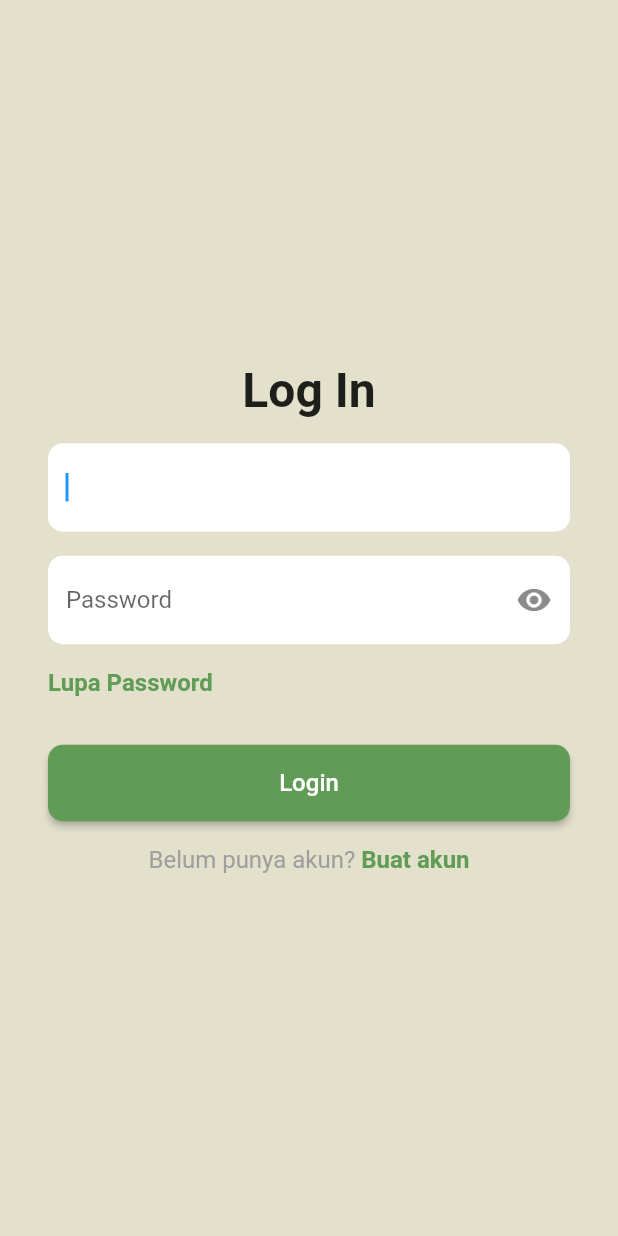
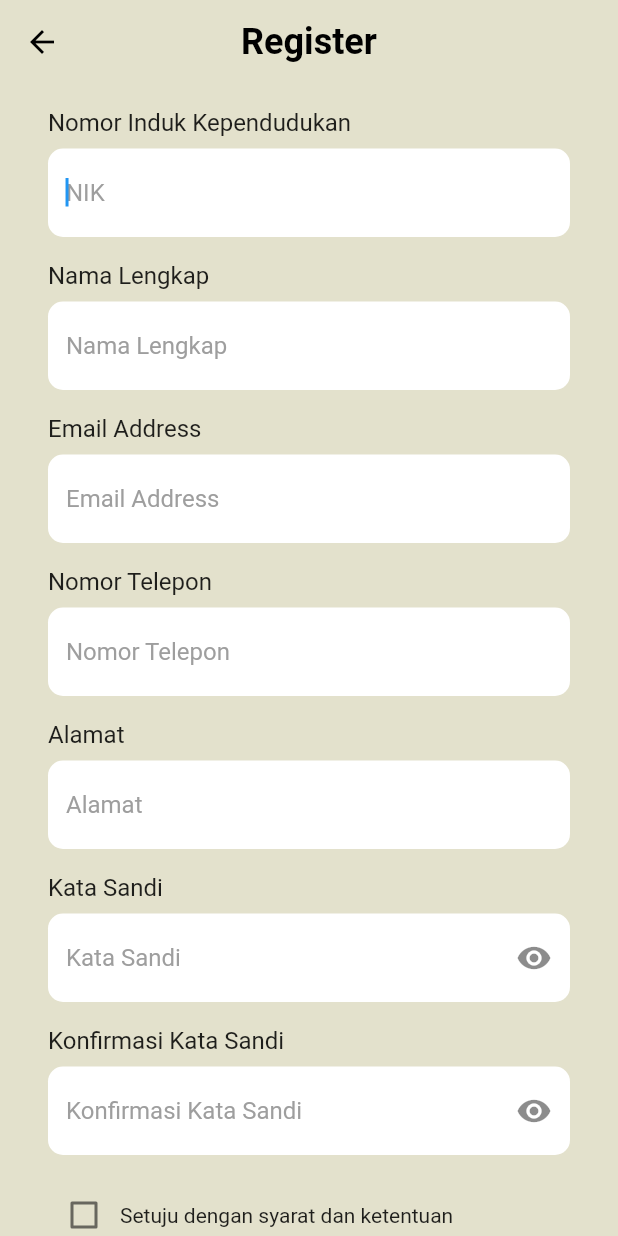
Before and after one commit to nandaeka02/trusche, a Flutter app: the screen it shows after launch, after a tap on "Buat akun", on a phone screen of 412 x 824 dp. Run offline on Flutter 3.47's test engine with Material 2 defaults, Android fonts, the phone set to English and light mode, and no system bars.

Commit message:
Membuat Register Page dan Benerin Login Page

```diff
--- a/lib/pages/login_page.dart
+++ b/lib/pages/login_page.dart
@@ -2,6 +2,7 @@ import 'package:flutter/material.dart';
 import 'package:flutter/src/widgets/framework.dart';
 import 'package:flutter/src/widgets/placeholder.dart';
 import 'package:trusche/configs/colors.dart';
+import 'package:trusche/pages/register_page.dart';
 
 class LoginPage extends StatefulWidget {
   const LoginPage({super.key});
@@ -42,7 +43,7 @@ class _LoginPageState extends State<LoginPage> {
                       decoration: InputDecoration(
                           fillColor: Colors.white,
                           filled: true,
-                          labelText: "Email Address",
+                          hintText: "Email Address",
                           floatingLabelBehavior: FloatingLabelBehavior.never,
                           // border: InputBorder.none,
                           errorBorder: OutlineInputBorder(
@@ -62,7 +63,7 @@ class _LoginPageState extends State<LoginPage> {
                               borderRadius: BorderRadius.circular(10.0))),
                       validator: (value) {
                         if (value!.isEmpty) {
-                          return 'Please enter your Email address';
+                          return 'Tolong lengkapi Email address';
                         }
                         return null;
                       },
@@ -74,7 +75,7 @@ class _LoginPageState extends State<LoginPage> {
                       decoration: InputDecoration(
                         fillColor: Colors.white,
                         filled: true,
-                        labelText: 'Password',
+                        hintText: 'Kata Sandi',
                         floatingLabelBehavior: FloatingLabelBehavior.never,
                         errorBorder: OutlineInputBorder(
                           borderSide: BorderSide(
@@ -105,7 +106,7 @@ class _LoginPageState extends State<LoginPage> {
                       obscureText: _obscureText,
                       validator: (value) {
                         if (value!.isEmpty) {
-                          return 'Please enter your Password';
+                          return 'Tolong lengkapi Kata Sandi';
                         }
                         return null;
                       },
@@ -116,7 +117,8 @@ class _LoginPageState extends State<LoginPage> {
                         "Lupa Password",
                         style: TextStyle(
                             color: ConstantColors.primaryColor,
-                            fontWeight: FontWeight.bold, fontSize: 16),
+                            fontWeight: FontWeight.bold,
+                            fontSize: 16),
                       ),
                       onTap: () {},
                     ),
@@ -155,7 +157,11 @@ class _LoginPageState extends State<LoginPage> {
                                 fontWeight: FontWeight.bold,
                                 fontSize: 16),
                           ),
-                          onTap: () {},
+                          onTap: () {
+                            Navigator.of(context).push(
+                              MaterialPageRoute(builder: (_) => RegisterPage()),
+                            );
+                          },
                         ),
                       ],
                     )
--- a/lib/pages/register_page.dart
+++ b/lib/pages/register_page.dart
@@ -0,0 +1,402 @@
+import 'package:flutter/material.dart';
+import 'package:flutter/src/widgets/framework.dart';
+import 'package:flutter/src/widgets/placeholder.dart';
+import 'package:trusche/configs/colors.dart';
+
+class RegisterPage extends StatefulWidget {
+  const RegisterPage({super.key});
+
+  @override
+  State<RegisterPage> createState() => _RegisterPageState();
+}
+
+class _RegisterPageState extends State<RegisterPage> {
+  final _formKey = GlobalKey<FormState>();
+  TextEditingController _emailController = TextEditingController();
+  TextEditingController _passwordController = TextEditingController();
+  TextEditingController _confirmpasswordController = TextEditingController();
+  TextEditingController _nikController = TextEditingController();
+  TextEditingController _namaController = TextEditingController();
+  TextEditingController _notelpController = TextEditingController();
+  TextEditingController _alamatController = TextEditingController();
+  bool _obscureText = true;
+  bool _isCheckedPersyaratan = false;
+
+  @override
+  Widget build(BuildContext context) {
+    return Scaffold(
+        appBar: AppBar(
+          centerTitle: true,
+          title: Text(
+            'Register',
+            style: TextStyle(
+                fontSize:24, fontWeight: FontWeight.bold, color: Colors.black),
+          ),
+          backgroundColor: Colors.transparent,
+          elevation: 0,
+          leading: IconButton(
+            icon: Icon(Icons.arrow_back),
+            color: Colors.black,
+            onPressed: () {
+              Navigator.pop(context);
+            },
+          ),
+        ),
+        backgroundColor: ConstantColors.secondaryColor,
+        body: ListView(
+          children: [
+            Column(
+              mainAxisAlignment: MainAxisAlignment.center,
+              children: [
+                Padding(
+                  padding:
+                      const EdgeInsets.only(left: 32.0, right: 32.0, top: 16.0),
+                  child: Form(
+                    key: _formKey,
+                    child: Column(
+                      crossAxisAlignment: CrossAxisAlignment.stretch,
+                      children: <Widget>[
+                        Text(
+                          "Nomor Induk Kependudukan",
+                          style: TextStyle(color: Colors.black87, fontSize: 16),
+                        ),
+                        const SizedBox(height: 8),
+                        TextFormField(
+                          controller: _nikController,
+                          autofocus: true,
+                          decoration: InputDecoration(
+                              fillColor: Colors.white,
+                              filled: true,
+                              hintText: 'NIK',
+                              hintStyle: TextStyle(color: Colors.grey),
+                              errorBorder: OutlineInputBorder(
+                                borderSide: BorderSide(
+                                  color: Colors.red,
+                                ),
+                                borderRadius: BorderRadius.circular(10.0),
+                              ),
+                              focusedBorder: OutlineInputBorder(
+                                  borderSide: BorderSide.none,
+                                  borderRadius: BorderRadius.circular(10.0)),
+                              enabledBorder: OutlineInputBorder(
+                                  borderSide:
+                                      BorderSide(color: Colors.transparent),
+                                  borderRadius: BorderRadius.circular(10.0)),
+                              focusedErrorBorder: OutlineInputBorder(
+                                  borderSide: BorderSide.none,
+                                  borderRadius: BorderRadius.circular(10.0))),
+                          validator: (value) {
+                            if (value!.isEmpty) {
+                              return 'Tolong lengkapi Nomor Induk Kependudukan';
+                            }
+                            return null;
+                          },
+                        ),
+                        const SizedBox(height: 16),
+                        Text(
+                          "Nama Lengkap",
+                          style: TextStyle(color: Colors.black87, fontSize: 16),
+                        ),
+                        const SizedBox(height: 8),
+                        TextFormField(
+                          controller: _namaController,
+                          autofocus: true,
+                          decoration: InputDecoration(
+                            fillColor: Colors.white,
+                            filled: true,
+                            hintText: 'Nama Lengkap',
+                            hintStyle: TextStyle(color: Colors.grey),
+                            errorBorder: OutlineInputBorder(
+                              borderSide: BorderSide(
+                                color: Colors.red,
+                              ),
+                              borderRadius: BorderRadius.circular(10.0),
+                            ),
+                            focusedBorder: OutlineInputBorder(
+                                borderSide: BorderSide.none,
+                                borderRadius: BorderRadius.circular(10.0)),
+                            enabledBorder: OutlineInputBorder(
+                                borderSide:
+                                    BorderSide(color: Colors.transparent),
+                                borderRadius: BorderRadius.circular(10.0)),
+                            focusedErrorBorder: OutlineInputBorder(
+                                borderSide: BorderSide.none,
+                                borderRadius: BorderRadius.circular(10.0)),
+                          ),
+                          validator: (value) {
+                            if (value!.isEmpty) {
+                              return 'Tolong lengkapi Nama Lengkap';
+                            }
+                            return null;
+                          },
+                        ),
+                        const SizedBox(height: 16),
+                        Text(
+                          "Email Address",
+                          style: TextStyle(color: Colors.black87, fontSize: 16),
+                        ),
+                        const SizedBox(height: 8),
+                        TextFormField(
+                          controller: _emailController,
+                          autofocus: true,
+                          decoration: InputDecoration(
+                            fillColor: Colors.white,
+                            filled: true,
+                            hintText: 'Email Address',
+                            hintStyle: TextStyle(color: Colors.grey),
+                            errorBorder: OutlineInputBorder(
+                              borderSide: BorderSide(
+                                color: Colors.red,
+                              ),
+                              borderRadius: BorderRadius.circular(10.0),
+                            ),
+                            focusedBorder: OutlineInputBorder(
+                                borderSide: BorderSide.none,
+                                borderRadius: BorderRadius.circular(10.0)),
+                            enabledBorder: OutlineInputBorder(
+                                borderSide:
+                                    BorderSide(color: Colors.transparent),
+                                borderRadius: BorderRadius.circular(10.0)),
+                            focusedErrorBorder: OutlineInputBorder(
+                                borderSide: BorderSide.none,
+                                borderRadius: BorderRadius.circular(10.0)),
+                          ),
+                          validator: (value) {
+                            if (value!.isEmpty) {
+                              return 'Tolong lengkapi Email Address';
+                            }
+                            return null;
+                          },
+                        ),
+                        const SizedBox(height: 16),
+                        Text(
+                          "Nomor Telepon",
+                          style: TextStyle(color: Colors.black87, fontSize: 16),
+                        ),
+                        const SizedBox(height: 8),
+                        TextFormField(
+                          controller: _notelpController,
+                          autofocus: true,
+                          decoration: InputDecoration(
+                            fillColor: Colors.white,
+                            filled: true,
+                            hintText: 'Nomor Telepon',
+                            hintStyle: TextStyle(color: Colors.grey),
+                            errorBorder: OutlineInputBorder(
+                              borderSide: BorderSide(
+                                color: Colors.red,
+                              ),
+                              borderRadius: BorderRadius.circular(10.0),
+                            ),
+                            focusedBorder: OutlineInputBorder(
+                                borderSide: BorderSide.none,
+                                borderRadius: BorderRadius.circular(10.0)),
+                            enabledBorder: OutlineInputBorder(
+                                borderSide:
+                                    BorderSide(color: Colors.transparent),
+                                borderRadius: BorderRadius.circular(10.0)),
+                            focusedErrorBorder: OutlineInputBorder(
+                                borderSide: BorderSide.none,
+                                borderRadius: BorderRadius.circular(10.0)),
+                          ),
+                          validator: (value) {
+                            if (value!.isEmpty) {
+                              return 'Tolong lengkapi Nomor Telepon';
+                            }
+                            return null;
+                          },
+                        ),
+                        const SizedBox(height: 16),
+                        Text(
+                          "Alamat",
+                          style: TextStyle(color: Colors.black87, fontSize: 16),
+                        ),
+                        const SizedBox(height: 8),
+                        TextFormField(
+                          controller: _alamatController,
+                          autofocus: true,
+                          decoration: InputDecoration(
+                            fillColor: Colors.white,
+                            filled: true,
+                            hintText: 'Alamat',
+                            hintStyle: TextStyle(color: Colors.grey),
+                            errorBorder: OutlineInputBorder(
+                              borderSide: BorderSide(
+                                color: Colors.red,
+                              ),
+                              borderRadius: BorderRadius.circular(10.0),
+                            ),
+                            focusedBorder: OutlineInputBorder(
+                                borderSide: BorderSide.none,
+                                borderRadius: BorderRadius.circular(10.0)),
+                            enabledBorder: OutlineInputBorder(
+                                borderSide:
+                                    BorderSide(color: Colors.transparent),
+                                borderRadius: BorderRadius.circular(10.0)),
+                            focusedErrorBorder: OutlineInputBorder(
+                                borderSide: BorderSide.none,
+                                borderRadius: BorderRadius.circular(10.0)),
+                          ),
+                          validator: (value) {
+                            if (value!.isEmpty) {
+                              return 'Tolong lengkapi Alamat';
+                            }
+                            return null;
+                          },
+                        ),
+                        const SizedBox(height: 16),
+                        Text(
+                          "Kata Sandi",
+                          style: TextStyle(color: Colors.black87, fontSize: 16),
+                        ),
+                        const SizedBox(height: 8),
+                        TextFormField(
+                          controller: _passwordController,
+                          autofocus: true,
+                          decoration: InputDecoration(
+                            fillColor: Colors.white,
+                            filled: true,
+                            hintText: 'Kata Sandi',
+                            hintStyle: TextStyle(color: Colors.grey),
+                            errorBorder: OutlineInputBorder(
+                              borderSide: BorderSide(
+                                color: Colors.red,
+                              ),
+                              borderRadius: BorderRadius.circular(10.0),
+                            ),
+                            focusedBorder: OutlineInputBorder(
+                                borderSide: BorderSide.none,
+                                borderRadius: BorderRadius.circular(10.0)),
+                            enabledBorder: OutlineInputBorder(
+                                borderSide:
+                                    BorderSide(color: Colors.transparent),
+                                borderRadius: BorderRadius.circular(10.0)),
+                            focusedErrorBorder: OutlineInputBorder(
+                                borderSide: BorderSide.none,
+                                borderRadius: BorderRadius.circular(10.0)),
+                            suffixIcon: IconButton(
+                              icon: Icon(_obscureText
+                                  ? Icons.visibility
+                                  : Icons.visibility_off),
+                              onPressed: () {
+                                setState(() {
+                                  _obscureText = !_obscureText;
+                                });
+                              },
+                            ),
+                          ),
+                          obscureText: _obscureText,
+                          validator: (value) {
+                            if (value!.isEmpty) {
+                              return 'Tolong lengkapi Kata Sandi';
+                            }
+                            return null;
+                          },
+                        ),
+                        const SizedBox(height: 16),
+                        Text(
+                          "Konfirmasi Kata Sandi",
+                          style: TextStyle(color: Colors.black87, fontSize: 16),
+                        ),
+                        const SizedBox(height: 8),
+                        TextFormField(
+                          controller: _confirmpasswordController,
+                          autofocus: true,
+                          decoration: InputDecoration(
+                            fillColor: Colors.white,
+                            filled: true,
+                            hintText: 'Konfirmasi Kata Sandi',
+                            hintStyle: TextStyle(color: Colors.grey),
+                            errorBorder: OutlineInputBorder(
+                              borderSide: BorderSide(
+                                color: Colors.red,
+                              ),
+                              borderRadius: BorderRadius.circular(10.0),
+                            ),
+                            focusedBorder: OutlineInputBorder(
+                                borderSide: BorderSide.none,
+                                borderRadius: BorderRadius.circular(10.0)),
+                            enabledBorder: OutlineInputBorder(
+                                borderSide:
+                                    BorderSide(color: Colors.transparent),
+                                borderRadius: BorderRadius.circular(10.0)),
+                            focusedErrorBorder: OutlineInputBorder(
+                                borderSide: BorderSide.none,
+                                borderRadius: BorderRadius.circular(10.0)),
+                            suffixIcon: IconButton(
+                              icon: Icon(_obscureText
+                                  ? Icons.visibility
+                                  : Icons.visibility_off),
+                              onPressed: () {
+                                setState(() {
+                                  _obscureText = !_obscureText;
+                                });
+                              },
+                            ),
+                          ),
+                          obscureText: _obscureText,
+                          onChanged: (value) {
+                            print(value);
+                            // if (value != _passwordController.text){
+                            //   return 'Konfirmasi Kata Sandi harus sama dengan Kata Sandi ';
+                            // }
+                          },
+                          validator: (value) {
+                            if (value!.isEmpty) {
+                              return 'Tolong lengkapi Konfirmasi Kata Sandi';
+                            }
+                            print(value);
+                            if (value != _passwordController.text){
+                              return 'Konfirmasi Kata Sandi harus sama dengan Kata Sandi ';
+                            }
+                            return null;
+                          },
+                          autovalidateMode: AutovalidateMode.onUserInteraction,
+                        ),
+                        const SizedBox(height: 16),
+                        Row(
+                          mainAxisAlignment: MainAxisAlignment.start,
+                          children: [
+                            Checkbox(
+                              value: _isCheckedPersyaratan,
+                              onChanged: (bool? value) {
+                                if (value != null) {
+                                  setState(() {
+                                    _isCheckedPersyaratan = value;
+                                  });
+                                }
+                              },
+                            ),
+                            Text('Setuju dengan syarat dan ketentuan'),
+                          ],
+                        ),
+                        const SizedBox(height: 40),
+                        ElevatedButton(
+                          style: ElevatedButton.styleFrom(
+                            padding: EdgeInsets.only(top: 16, bottom: 16),
+                            backgroundColor: ConstantColors.primaryColor,
+                            shape: RoundedRectangleBorder(
+                              borderRadius: BorderRadius.circular(10.0),
+                            ),
+                          ),
+                          onPressed: () {
+                            if (_formKey.currentState!.validate() && _isCheckedPersyaratan == true) {
+                              _formKey.currentState!.save();
+                            }
+                          },
+                          child: Text(
+                            'Daftar',
+                            style: TextStyle(fontSize: 16),
+                          ),
+                        ),
+                        const SizedBox(height: 32),
+                      ],
+                    ),
+                  ),
+                ),
+              ],
+            )
+          ],
+        ));
+  }
+}
```
